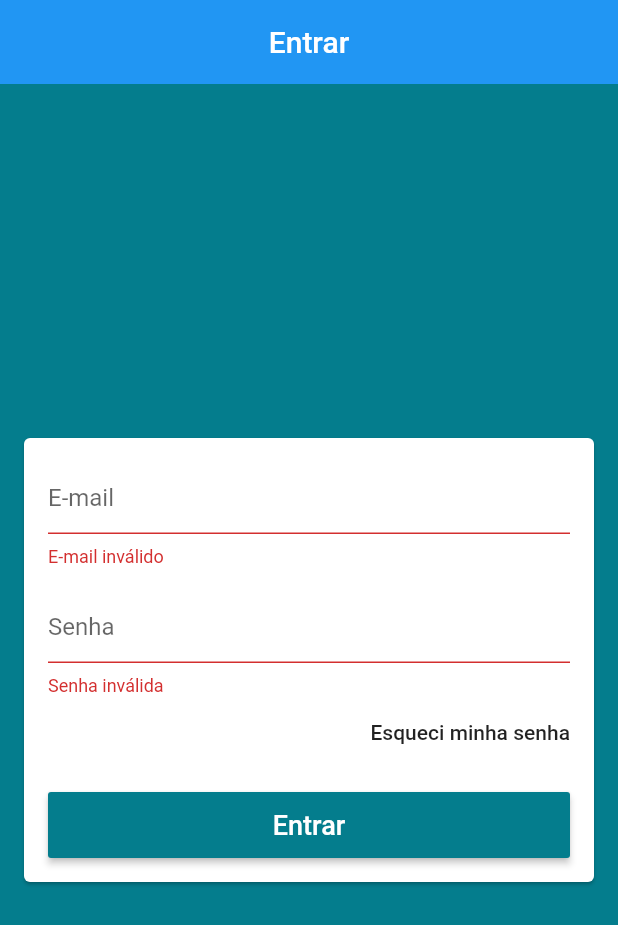
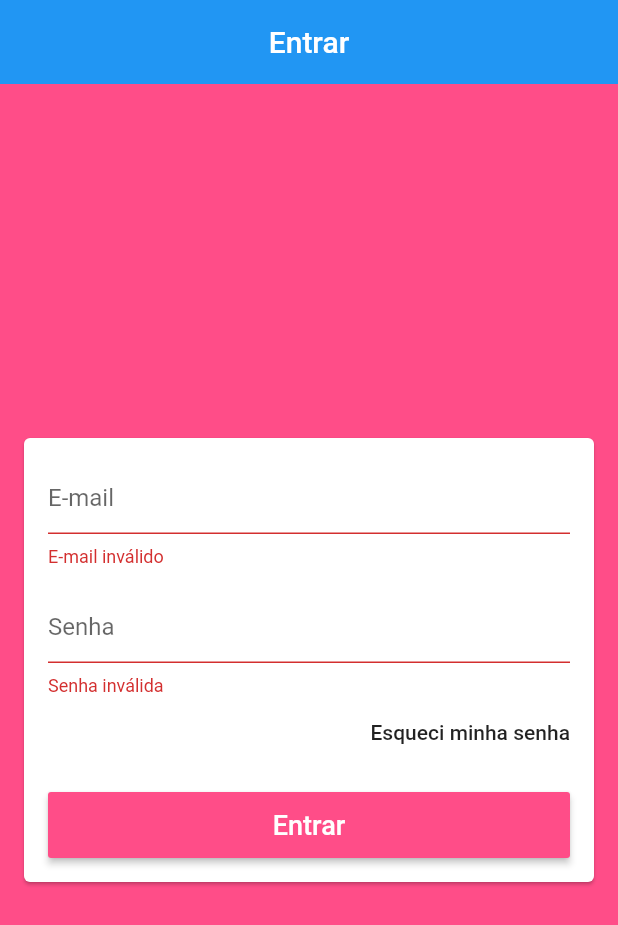
Before and after one commit to rayaniselim/loja_virtual, a Flutter app: the screen it shows after launch, after a tap on "Entrar", on a phone screen of 412 x 824 dp. Shown: the top 925 px of the screen. Run offline on Flutter 3.47's test engine with Material 2 defaults, Android fonts, the phone set to English and light mode, and no system bars; our stand-ins replace firebase_auth; missing offline and left inert: cloud_firestore_web, firebase_auth_web, firebase_core_web; accounts and stored records are empty.

Commit message:
finishing class 21

```diff
--- a/lib/main.dart
+++ b/lib/main.dart
@@ -10,14 +10,16 @@ void main() {
 class MyApp extends StatelessWidget {
   @override
   Widget build(BuildContext context) {
-    return Provider(
+    return ChangeNotifierProvider(
       create: (_) => UserManager() ,
       child: MaterialApp(
       debugShowCheckedModeBanner: false,
       title: 'Loja Virtual Ray',
       theme: ThemeData(
-        primaryColor: const Color.fromARGB(255, 4, 125, 141),
-       scaffoldBackgroundColor: const Color.fromARGB(255, 4, 125, 141),
+       // primaryColor: const Color.fromARGB(255, 4, 125, 141),
+        primaryColor: const Color(0xFFff4d88),
+       scaffoldBackgroundColor: const Color(0xFFff4d88),
+      // scaffoldBackgroundColor: const Color.fromARGB(255, 4, 125, 141),
        appBarTheme: const AppBarTheme(
          elevation: 0
        ),
--- a/lib/models/user_manager.dart
+++ b/lib/models/user_manager.dart
@@ -1,21 +1,31 @@
 import 'package:firebase_auth/firebase_auth.dart';
+import 'package:flutter/cupertino.dart';
 import 'package:flutter/services.dart';
 import 'package:loja_virtual/models/user.dart';
 import 'package:loja_virtual/helpers/firebase_errors.dart';
 
-class UserManager {
+class UserManager extends ChangeNotifier {
 
 final FirebaseAuth auth = FirebaseAuth.instance;
 
+ bool loading = false;
+
   Future<void> signIn({User user, Function onFail, Function onSuccess}) async {
+    setLoading(true);
    try {
     final AuthResult result = await auth.signInWithEmailAndPassword(
           email: user.email, password: user.password);
+   await Future.delayed(Duration(seconds: 4));
 
 onSuccess();
 
       } on PlatformException catch (e){
    onFail(getErrorString(e.code));
    }
+   setLoading(false);
+  }
+  void setLoading(bool value){
+    loading = value;
+    notifyListeners();
   }
 }
--- a/lib/screens/login/login_screen.dart
+++ b/lib/screens/login/login_screen.dart
@@ -25,12 +25,15 @@ class LoginScreen extends StatelessWidget {
           margin: const EdgeInsets.symmetric(horizontal: 16),
           child: Form(
             key: formKey,
-            child: ListView(
+            child:Consumer<UserManager>(
+              builder: (_,userManager,__) {
+              return ListView(
               padding: const EdgeInsets.all(16),
               shrinkWrap: true,
               children: <Widget>[
                 TextFormField(
                   controller: emailController,
+                  enabled: !userManager.loading,
                   decoration: const InputDecoration(hintText: 'E-mail'),
                   keyboardType: TextInputType.emailAddress,
                   autocorrect: false,
@@ -44,6 +47,7 @@ class LoginScreen extends StatelessWidget {
                 ),
                 TextFormField(
                   controller: passController,
+                  enabled: !userManager.loading,
                   decoration: const InputDecoration(hintText: 'Senha'),
                   autocorrect: false,
                   obscureText: true,
@@ -74,9 +78,8 @@ class LoginScreen extends StatelessWidget {
                 SizedBox(
                   height: 44,
                   child: RaisedButton(
-                    onPressed: () {
-                      if (formKey.currentState.validate()) {
-                        context.read<UserManager>().signIn(
+                    onPressed: userManager.loading ? null : () {
+                      if (formKey.currentState.validate()) {                        context.read<UserManager>().signIn(
                               user: User(
                                 email: emailController.text,
                                 password: passController.text,
@@ -85,7 +88,8 @@ class LoginScreen extends StatelessWidget {
                                 scaffoldKey.currentState.showSnackBar(SnackBar(
                                   content: Text('Falha ao entrar: $e'),
                                   backgroundColor: Colors.red,
-                                ));
+                                )
+                                );
                               },
                               onSuccess: () {
                                 // TODO : FECHAR TELA DE LOGIN
@@ -98,18 +102,25 @@ class LoginScreen extends StatelessWidget {
                       }
                     },
                     color: Theme.of(context).primaryColor,
+                    disabledColor: Theme.of(context).primaryColor
+                    .withAlpha(100),
                     textColor: Colors.white,
-                    child: const Text(
+                    child: userManager.loading ?
+                    CircularProgressIndicator(
+                      valueColor: AlwaysStoppedAnimation(Colors.white),
+                    ) :
+                     const Text(
                       'Entrar',
                       style: TextStyle(fontSize: 18),
                     ),
                   ),
                 ),
               ],
-            ),
-          ),
+          );
+            },),
         ),
       ),
+    )
     );
   }
 }
```
Also changed, not shown: 8 other files.
